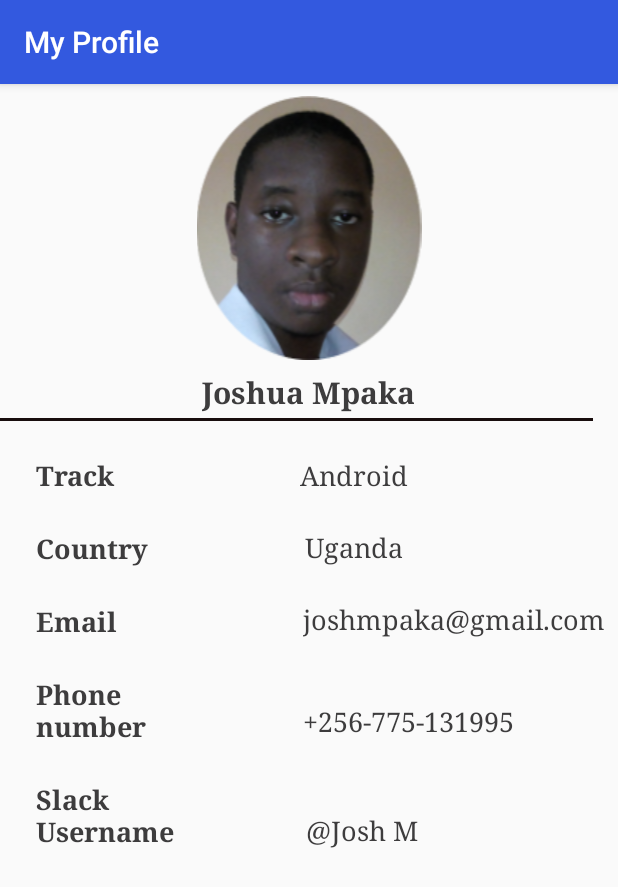
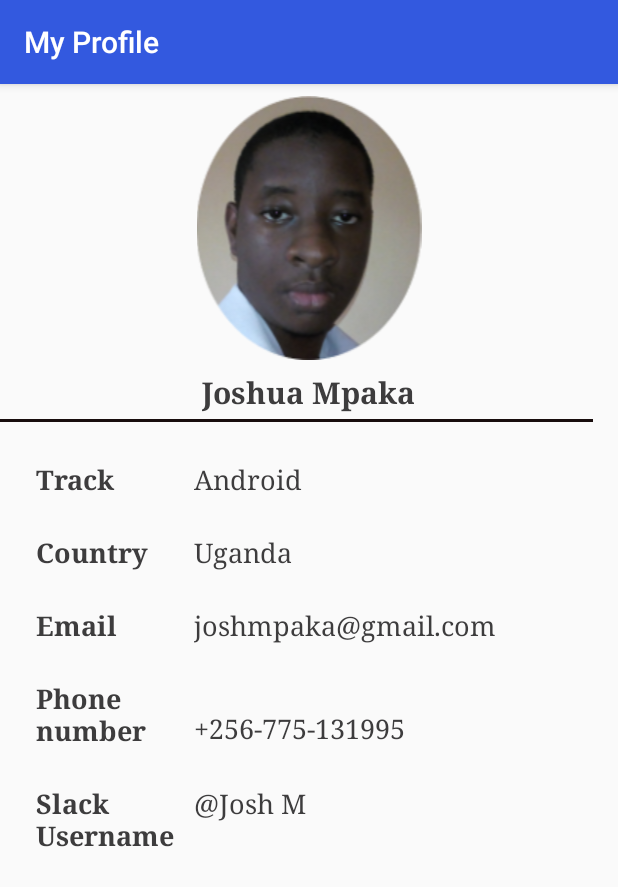
Before and after one commit to joshmpaka/ALC4Phase1ChallengeAndroid, an Android app: the Profile screen opened directly, with no data from a screen before it, on a phone screen of 412 x 824 dp. Shown: the top 887 px of the screen. Run offline under Robolectric (Android 15) with nearby library versions, the phone set to English and light mode, and no system bars.

Commit message:
Implemented Table layout in profile activity

```diff
--- a/app/src/main/res/layout/activity_profile.xml
+++ b/app/src/main/res/layout/activity_profile.xml
@@ -21,49 +21,45 @@
             android:layout_width="match_parent"
             android:layout_height="match_parent">
 
-            <View
-                android:id="@+id/divider"
-                android:layout_width="395dp"
-                android:layout_height="2dp"
-                android:layout_marginBottom="8dp"
-                android:background="#F7FFFFFF"
-                android:backgroundTint="#FA0C0000"
-                app:layout_constraintBottom_toBottomOf="parent"
-                app:layout_constraintEnd_toEndOf="parent"
-                app:layout_constraintHorizontal_bias="0.0"
-                app:layout_constraintStart_toStartOf="parent"
-                app:layout_constraintTop_toBottomOf="@+id/imageView3"
-                app:layout_constraintVertical_bias="0.117"
-                tools:visibility="visible" />
+            <TableLayout
+                android:layout_width="match_parent"
+                android:layout_height="match_parent"
+                android:layout_marginTop="8dp"
+                app:layout_constraintTop_toBottomOf="@+id/textView8">
+
+                <TableRow
+                    android:layout_width="match_parent"
+                    android:layout_height="match_parent">
 
                     <TextView
-                android:id="@+id/textView9"
+                        android:id="@+id/textView6"
+                        android:layout_width="wrap_content"
+                        android:layout_height="wrap_content"
+                        android:layout_marginStart="24dp"
+                        android:layout_marginTop="24dp"
+                        android:text="Track "
+                        android:textAppearance="@style/ProfileText"
+                        android:textSize="18dp"
+                        android:textStyle="bold"
+                        app:layout_constraintStart_toStartOf="parent"
+                        app:layout_constraintTop_toBottomOf="@+id/divider" />
+
+                    <TextView
+                        android:id="@+id/textView7"
                         android:layout_width="wrap_content"
                         android:layout_height="wrap_content"
                         android:layout_marginTop="24dp"
-                android:layout_marginBottom="8dp"
-                android:text="@string/josh_m"
+                        android:layout_marginEnd="140dp"
+                        android:text="Android"
                         android:textAppearance="@style/ProfileText"
                         android:textSize="18dp"
-                app:layout_constraintBottom_toBottomOf="parent"
-                app:layout_constraintEnd_toEndOf="@+id/textView10"
-                app:layout_constraintHorizontal_bias="0.03"
-                app:layout_constraintStart_toStartOf="@+id/textView10"
-                app:layout_constraintTop_toBottomOf="@+id/textView10"
-                app:layout_constraintVertical_bias="0.733" />
+                        app:layout_constraintEnd_toEndOf="parent"
+                        app:layout_constraintTop_toBottomOf="@+id/divider" />
+                </TableRow>
 
-            <ImageView
-                android:id="@+id/imageView3"
-                android:layout_width="0dp"
-                android:layout_height="wrap_content"
-                android:layout_marginTop="8dp"
-                android:layout_marginBottom="8dp"
-                app:layout_constraintBottom_toTopOf="@+id/textView8"
-                app:layout_constraintEnd_toEndOf="parent"
-                app:layout_constraintHorizontal_bias="0.0"
-                app:layout_constraintStart_toStartOf="parent"
-                app:layout_constraintTop_toTopOf="parent"
-                app:srcCompat="@drawable/img" />
+                <TableRow
+                    android:layout_width="match_parent"
+                    android:layout_height="match_parent">
 
                     <TextView
                         android:id="@+id/textView4"
@@ -89,6 +85,58 @@
                         app:layout_constraintEnd_toEndOf="@+id/textView7"
                         app:layout_constraintStart_toStartOf="@+id/textView7"
                         app:layout_constraintTop_toBottomOf="@+id/textView7" />
+                </TableRow>
+
+                <TableRow
+                    android:layout_width="match_parent"
+                    android:layout_height="match_parent">
+
+                    <TextView
+                        android:id="@+id/textView5"
+                        android:layout_width="wrap_content"
+                        android:layout_height="wrap_content"
+                        android:layout_marginStart="24dp"
+                        android:layout_marginTop="24dp"
+                        android:text="Email"
+                        android:textAppearance="@style/ProfileText"
+                        android:textSize="18dp"
+                        android:textStyle="bold"
+                        app:layout_constraintStart_toStartOf="parent"
+                        app:layout_constraintTop_toBottomOf="@+id/textView4" />
+
+                    <TextView
+                        android:id="@+id/textView12"
+                        android:layout_width="wrap_content"
+                        android:layout_height="wrap_content"
+                        android:layout_marginTop="24dp"
+                        android:layout_marginEnd="16dp"
+                        android:text="joshmpaka@gmail.com"
+                        android:textAppearance="@style/ProfileText"
+                        android:textSize="18dp"
+                        app:layout_constraintEnd_toEndOf="@+id/textView11"
+                        app:layout_constraintHorizontal_bias="0.013"
+                        app:layout_constraintStart_toStartOf="@+id/textView11"
+                        app:layout_constraintTop_toBottomOf="@+id/textView11" />
+
+
+                </TableRow>
+
+                <TableRow
+                    android:layout_width="match_parent"
+                    android:layout_height="match_parent">
+                    <TextView
+                        android:id="@+id/textView3"
+                        android:layout_width="105dp"
+                        android:layout_height="46dp"
+                        android:layout_marginStart="24dp"
+                        android:layout_marginTop="24dp"
+                        android:text="Phone number"
+                        android:textAppearance="@style/ProfileText"
+                        android:textSize="18dp"
+                        android:textStyle="bold"
+                        app:layout_constraintStart_toStartOf="parent"
+                        app:layout_constraintTop_toBottomOf="@+id/textView5" />
+
 
                     <TextView
                         android:id="@+id/textView10"
@@ -104,58 +152,11 @@
                         app:layout_constraintStart_toStartOf="@+id/textView12"
                         app:layout_constraintTop_toBottomOf="@+id/textView12" />
 
-            <TextView
-                android:id="@+id/textView12"
-                android:layout_width="wrap_content"
-                android:layout_height="wrap_content"
-                android:layout_marginTop="24dp"
-                android:layout_marginEnd="16dp"
-                android:text="joshmpaka@gmail.com"
-                android:textAppearance="@style/ProfileText"
-                android:textSize="18dp"
-                app:layout_constraintEnd_toEndOf="@+id/textView11"
-                app:layout_constraintHorizontal_bias="0.013"
-                app:layout_constraintStart_toStartOf="@+id/textView11"
-                app:layout_constraintTop_toBottomOf="@+id/textView11" />
+                </TableRow>
 
-            <TextView
-                android:id="@+id/textView5"
-                android:layout_width="wrap_content"
-                android:layout_height="wrap_content"
-                android:layout_marginStart="24dp"
-                android:layout_marginTop="24dp"
-                android:text="Email"
-                android:textAppearance="@style/ProfileText"
-                android:textSize="18dp"
-                android:textStyle="bold"
-                app:layout_constraintStart_toStartOf="parent"
-                app:layout_constraintTop_toBottomOf="@+id/textView4" />
-
-            <TextView
-                android:id="@+id/textView3"
-                android:layout_width="105dp"
-                android:layout_height="46dp"
-                android:layout_marginStart="24dp"
-                android:layout_marginTop="24dp"
-                android:text="Phone number"
-                android:textAppearance="@style/ProfileText"
-                android:textSize="18dp"
-                android:textStyle="bold"
-                app:layout_constraintStart_toStartOf="parent"
-                app:layout_constraintTop_toBottomOf="@+id/textView5" />
-
-            <TextView
-                android:id="@+id/textView6"
-                android:layout_width="wrap_content"
-                android:layout_height="wrap_content"
-                android:layout_marginStart="24dp"
-                android:layout_marginTop="24dp"
-                android:text="Track "
-                android:textAppearance="@style/ProfileText"
-                android:textSize="18dp"
-                android:textStyle="bold"
-                app:layout_constraintStart_toStartOf="parent"
-                app:layout_constraintTop_toBottomOf="@+id/divider" />
+                <TableRow
+                    android:layout_width="match_parent"
+                    android:layout_height="match_parent">
 
                     <TextView
                         android:id="@+id/textView2"
@@ -174,16 +175,68 @@
                         app:layout_constraintVertical_bias="1.0" />
 
                     <TextView
-                android:id="@+id/textView7"
-                android:layout_width="wrap_content"
-                android:layout_height="wrap_content"
+                        android:id="@+id/textView9"
+                        android:layout_width="214dp"
+                        android:layout_height="47dp"
                         android:layout_marginTop="24dp"
-                android:layout_marginEnd="140dp"
-                android:text="Android"
+                        android:layout_marginBottom="8dp"
+                        android:text="@string/josh_m"
                         android:textAppearance="@style/ProfileText"
                         android:textSize="18dp"
+                        app:layout_constraintBottom_toBottomOf="parent"
+                        app:layout_constraintEnd_toEndOf="@+id/textView10"
+                        app:layout_constraintHorizontal_bias="0.03"
+                        app:layout_constraintStart_toStartOf="@+id/textView10"
+                        app:layout_constraintTop_toBottomOf="@+id/textView10"
+                        app:layout_constraintVertical_bias="0.733" />
+
+                </TableRow>
+
+                <TableRow
+                    android:layout_width="match_parent"
+                    android:layout_height="match_parent"></TableRow>
+
+                <TableRow
+                    android:layout_width="match_parent"
+                    android:layout_height="match_parent"></TableRow>
+            </TableLayout>
+
+            <View
+                android:id="@+id/divider"
+                android:layout_width="395dp"
+                android:layout_height="2dp"
+                android:layout_marginBottom="8dp"
+                android:background="#F7FFFFFF"
+                android:backgroundTint="#FA0C0000"
+                app:layout_constraintBottom_toBottomOf="parent"
                 app:layout_constraintEnd_toEndOf="parent"
-                app:layout_constraintTop_toBottomOf="@+id/divider" />
+                app:layout_constraintHorizontal_bias="0.0"
+                app:layout_constraintStart_toStartOf="parent"
+                app:layout_constraintTop_toBottomOf="@+id/imageView3"
+                app:layout_constraintVertical_bias="0.117"
+                tools:visibility="visible" />
+
+
+
+
+
+            <ImageView
+                android:id="@+id/imageView3"
+                android:layout_width="0dp"
+                android:layout_height="wrap_content"
+                android:layout_marginTop="8dp"
+                android:layout_marginBottom="8dp"
+                app:layout_constraintBottom_toTopOf="@+id/textView8"
+                app:layout_constraintEnd_toEndOf="parent"
+                app:layout_constraintHorizontal_bias="0.0"
+                app:layout_constraintStart_toStartOf="parent"
+                app:layout_constraintTop_toTopOf="parent"
+                app:srcCompat="@drawable/img" />
+
+
+
+
+
 
             <TextView
                 android:id="@+id/textView8"
```
Lines whose indentation alone changed are shown as unchanged.
